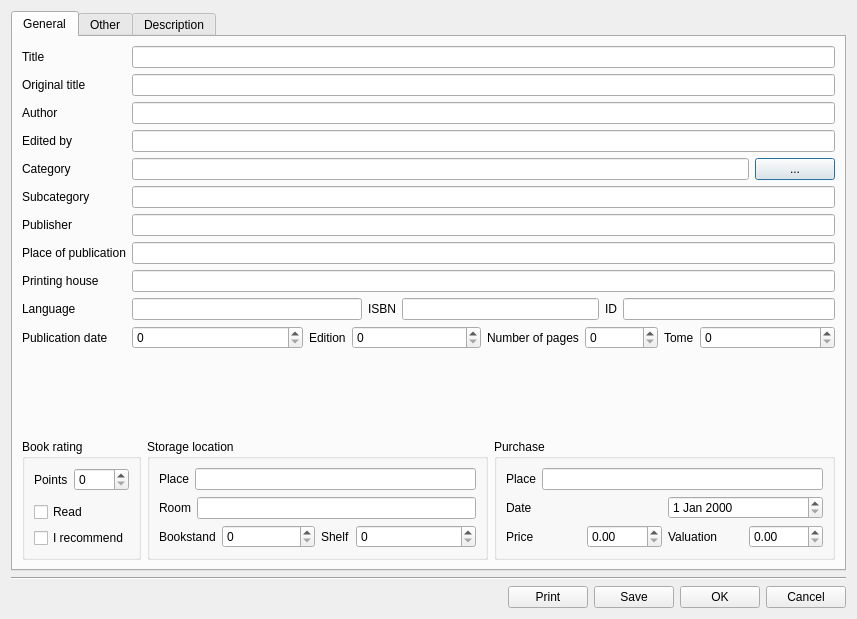
Old version of the form bookeditor.ui in the repository aksi1984/Home-library.
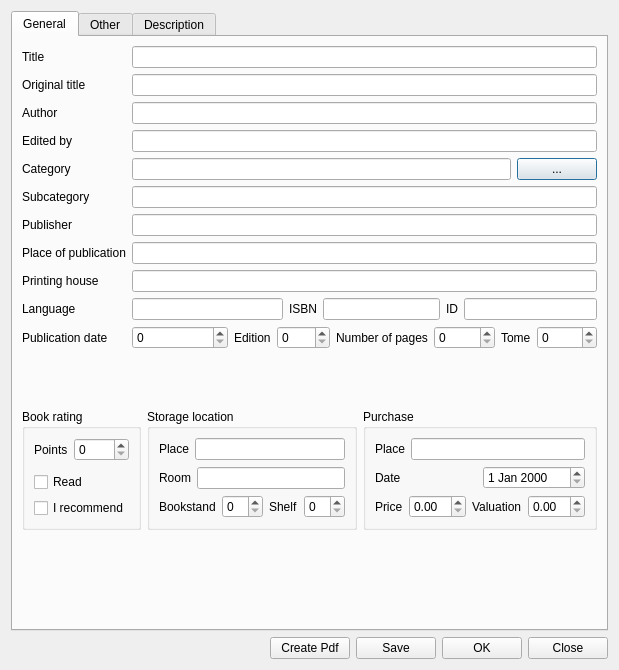
New version of the form.

Commit message: ImageView class reimplementation

What changed in the file:
```diff
--- a/bookeditor.ui
+++ b/bookeditor.ui
@@ -6,8 +6,8 @@
    <rect>
     <x>0</x>
     <y>0</y>
-    <width>857</width>
-    <height>619</height>
+    <width>601</width>
+    <height>670</height>
    </rect>
   </property>
   <property name="windowTitle">
@@ -236,23 +236,23 @@
             </layout>
            </item>
            <item>
-            <spacer name="verticalSpacer">
+            <spacer name="verticalSpacer_2">
              <property name="orientation">
               <enum>Qt::Vertical</enum>
              </property>
-             <property name="sizeType">
-              <enum>QSizePolicy::Maximum</enum>
-             </property>
              <property name="sizeHint" stdset="0">
               <size>
-               <width>10</width>
-               <height>90</height>
+               <width>20</width>
+               <height>40</height>
               </size>
              </property>
             </spacer>
            </item>
            <item>
             <layout class="QHBoxLayout" name="middleLayout_1">
+             <property name="topMargin">
+              <number>15</number>
+             </property>
              <item>
               <widget class="QGroupBox" name="bookRatingGroup">
                <property name="title">
@@ -440,6 +440,22 @@
            </item>
           </layout>
          </item>
+         <item>
+          <spacer name="verticalSpacer">
+           <property name="orientation">
+            <enum>Qt::Vertical</enum>
+           </property>
+           <property name="sizeType">
+            <enum>QSizePolicy::Maximum</enum>
+           </property>
+           <property name="sizeHint" stdset="0">
+            <size>
+             <width>10</width>
+             <height>90</height>
+            </size>
+           </property>
+          </spacer>
+         </item>
         </layout>
        </widget>
        <widget class="QWidget" name="tab_2">
@@ -786,13 +802,6 @@
      </item>
     </layout>
    </item>
-   <item>
-    <widget class="Line" name="line">
-     <property name="orientation">
-      <enum>Qt::Horizontal</enum>
-     </property>
-    </widget>
-   </item>
    <item>
     <layout class="QHBoxLayout" name="bottomLayout">
      <item>
@@ -811,7 +820,7 @@
      <item>
       <widget class="QPushButton" name="printButton">
        <property name="text">
-        <string>Print</string>
+        <string>Create Pdf</string>
        </property>
       </widget>
      </item>
@@ -832,7 +841,7 @@
      <item>
       <widget class="QPushButton" name="buttonCancel">
        <property name="text">
-        <string>Cancel</string>
+        <string>Close</string>
        </property>
       </widget>
      </item>
```
Left out of the diff: 6 changed lines with no effect on the pictures. The commit also changes 79 other files.
